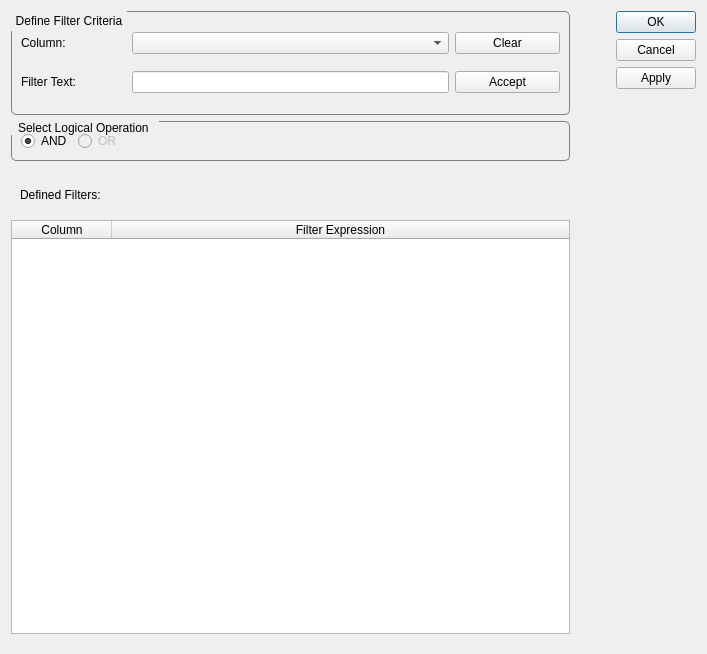
Qt form widgets/MetricViewFilterDialog.ui (OpenSpeedShop/cbtf-argonavis-gui) before a commit.
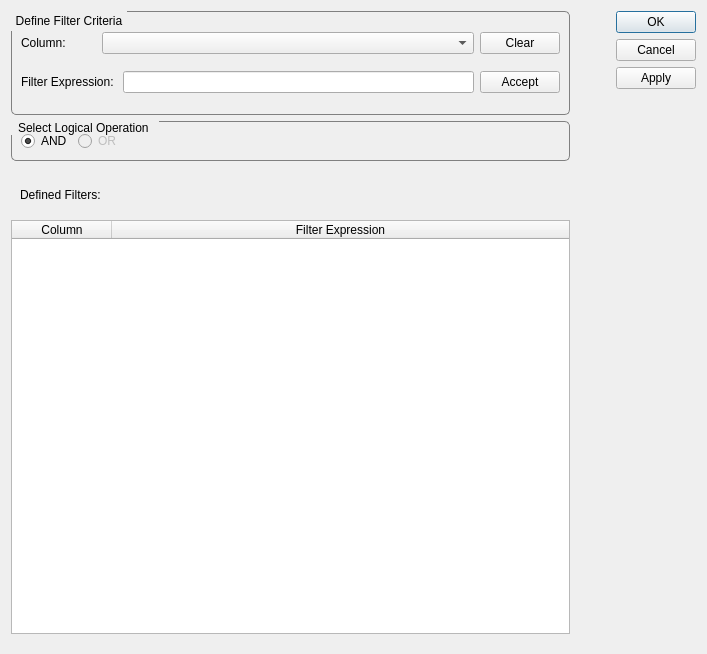
The same form after that commit.

Commit message: Make Cancel button reset the defined filter state to that before editing started.  Save the defined filter state in the virtual protected QDialog::showEvent method.

What changed in the file:
```diff
--- a/widgets/MetricViewFilterDialog.ui
+++ b/widgets/MetricViewFilterDialog.ui
@@ -66,7 +66,7 @@
        </property>
        <layout class="QVBoxLayout" name="verticalLayout">
         <item>
-         <layout class="QHBoxLayout" name="horizontalLayout_SelectColumn" stretch="1,3,1">
+         <layout class="QHBoxLayout" name="horizontalLayout_SelectColumn" stretch="1,5,1">
           <item>
            <widget class="QLabel" name="label_Column">
             <property name="text">
@@ -87,11 +87,11 @@
          </layout>
         </item>
         <item>
-         <layout class="QHBoxLayout" name="horizontalLayout_FilterText" stretch="1,3,1">
+         <layout class="QHBoxLayout" name="horizontalLayout_FilterText" stretch="1,5,1">
           <item>
            <widget class="QLabel" name="label_FilterText">
             <property name="text">
-             <string>Filter Text: </string>
+             <string>Filter Expression: </string>
             </property>
            </widget>
           </item>
```
The commit also changes 2 other files.
